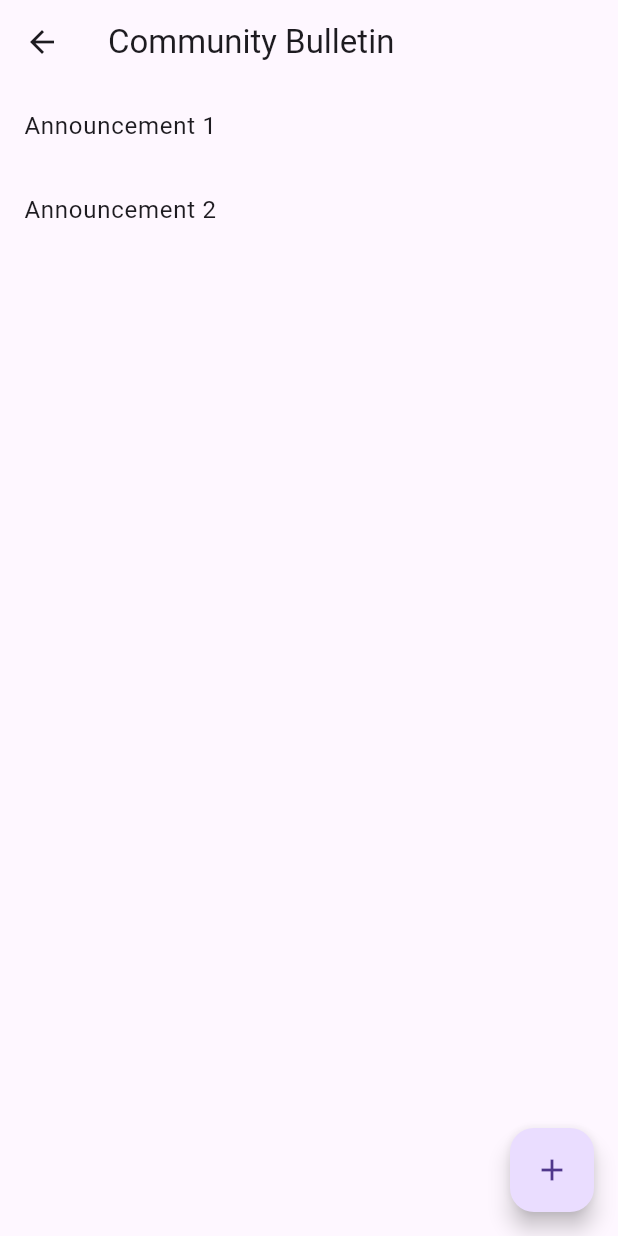
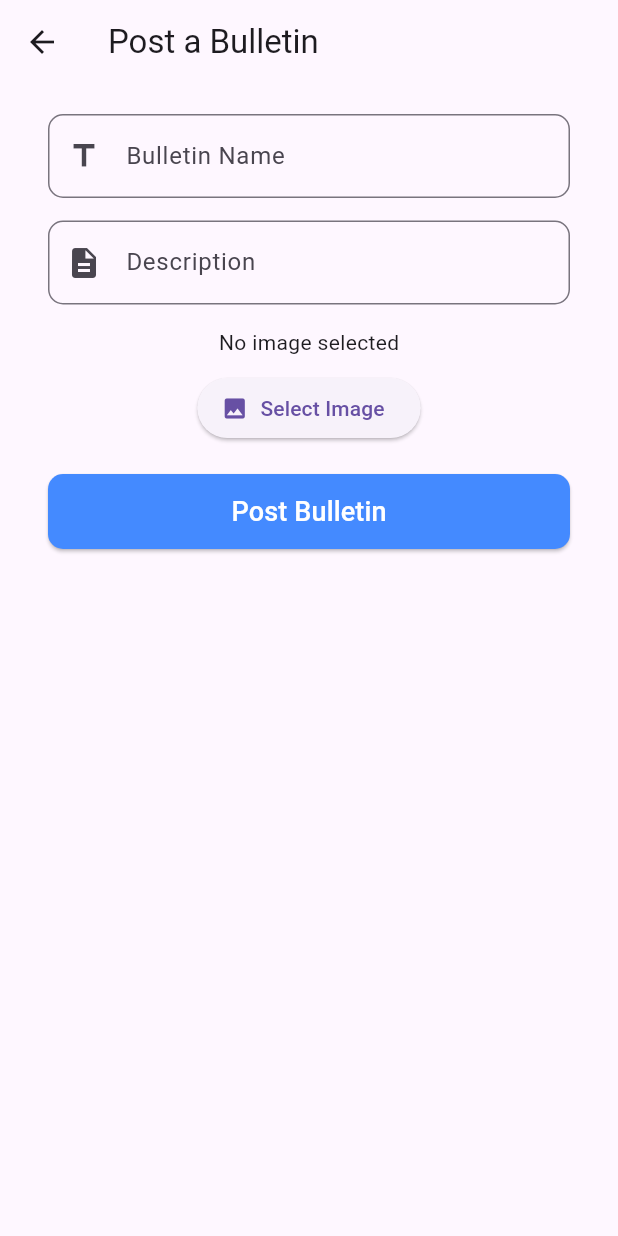
Before and after one commit to daniel-aregawi/mekelle_city_app, a Flutter app: the BulletinScreen screen opened by its route, after a tap on the "add" icon, on a phone screen of 412 x 824 dp. Run offline on Flutter 3.47's test engine with Material 3 defaults, Android fonts, the phone set to English and light mode, and no system bars; our stand-ins replace image_picker, shared_preferences; accounts and stored records are empty; network calls fail.

Commit message:
Fetch and post community bulletins

```diff
--- a/lib/screens/bulletin_screen.dart
+++ b/lib/screens/bulletin_screen.dart
@@ -1,24 +1,89 @@
 import 'package:flutter/material.dart';
+import 'package:http/http.dart' as http;
+import 'dart:convert';
+import 'post_bulletin_screen.dart';
 
-class BulletinScreen extends StatelessWidget {
+class BulletinScreen extends StatefulWidget {
+  @override
+  _BulletinScreenState createState() => _BulletinScreenState();
+}
+
+class _BulletinScreenState extends State<BulletinScreen> {
+  List bulletins = [];
+
+  @override
+  void initState() {
+    super.initState();
+    fetchBulletins();
+  }
+
+  Future<void> fetchBulletins() async {
+    final response = await http.get(
+      Uri.parse('http://localhost:3001/api/v1/communityBullet/'),
+      headers: {'Authorization': 'Bearer YOUR_TOKEN_HERE'},
+    );
+
+    if (response.statusCode == 200) {
+      setState(() {
+        bulletins = jsonDecode(response.body)['data'];
+      });
+    }
+  }
+
   @override
   Widget build(BuildContext context) {
     return Scaffold(
       appBar: AppBar(
-        title: Text('Community Bulletin'),
+        title: Text('Community Bulletin', style: TextStyle(fontSize: 20, fontWeight: FontWeight.bold)),
+        centerTitle: true,
       ),
-      body: ListView(
-        children: [
-          ListTile(title: Text('Announcement 1')),
-          ListTile(title: Text('Announcement 2')),
-          // Add more announcements dynamically
-        ],
-      ),
+      body: bulletins.isEmpty
+          ? Center(child: CircularProgressIndicator())
+          : Padding(
+              padding: const EdgeInsets.all(16.0),
+              child: ListView.builder(
+                itemCount: bulletins.length,
+                itemBuilder: (context, index) {
+                  return Card(
+                    elevation: 3,
+                    margin: EdgeInsets.only(bottom: 12),
+                    shape: RoundedRectangleBorder(borderRadius: BorderRadius.circular(10)),
+                    child: ListTile(
+                      contentPadding: EdgeInsets.all(12),
+                      leading: CircleAvatar(
+                        backgroundImage: bulletins[index]['picture'] != null
+                            ? NetworkImage(bulletins[index]['picture'])
+                            : AssetImage('assets/default_image.png') as ImageProvider,
+                        radius: 25,
+                      ),
+                      title: Text(
+                        bulletins[index]['name'],
+                        style: TextStyle(fontSize: 18, fontWeight: FontWeight.bold),
+                      ),
+                      subtitle: Text(
+                        bulletins[index]['description'],
+                        style: TextStyle(fontSize: 14, color: Colors.grey[700]),
+                        maxLines: 2,
+                        overflow: TextOverflow.ellipsis,
+                      ),
+                    ),
+                  );
+                },
+              ),
+            ),
       floatingActionButton: FloatingActionButton(
-        onPressed: () {
-          // Add functionality to post a new announcement
+        onPressed: () async {
+          final result = await Navigator.push(
+            context,
+            MaterialPageRoute(builder: (context) => PostBulletinScreen()),
+          );
+
+          if (result == 'posted') {
+            fetchBulletins();
+          }
         },
         child: Icon(Icons.add),
+        backgroundColor: Theme.of(context).primaryColor,
       ),
     );
   }
--- /dev/null
+++ b/lib/screens/post_bulletin_screen.dart
@@ -0,0 +1,127 @@
+import 'package:flutter/material.dart';
+import 'package:image_picker/image_picker.dart';
+import 'package:http/http.dart' as http;
+import 'dart:convert';
+import 'dart:io';
+
+class PostBulletinScreen extends StatefulWidget {
+  @override
+  _PostBulletinScreenState createState() => _PostBulletinScreenState();
+}
+
+class _PostBulletinScreenState extends State<PostBulletinScreen> {
+  final _formKey = GlobalKey<FormState>();
+  final _nameController = TextEditingController();
+  final _descriptionController = TextEditingController();
+  File? _image;
+
+  Future<void> _pickImage() async {
+    final pickedFile = await ImagePicker().pickImage(source: ImageSource.gallery);
+    if (pickedFile != null) {
+      setState(() {
+        _image = File(pickedFile.path);
+      });
+    }
+  }
+
+  Future<void> _postBulletin() async {
+    if (_formKey.currentState!.validate() && _image != null) {
+      var request = http.MultipartRequest(
+        'POST',
+        Uri.parse('http://localhost:3001/api/v1/communityBullet/'),
+      );
+      request.headers['Authorization'] = 'Bearer YOUR_BEARER_TOKEN';
+      request.fields['name'] = _nameController.text;
+      request.fields['description'] = _descriptionController.text;
+      request.files.add(await http.MultipartFile.fromPath('picture', _image!.path));
+
+      var response = await request.send();
+      if (response.statusCode == 201) {
+        ScaffoldMessenger.of(context).showSnackBar(
+          SnackBar(content: Text('Bulletin posted successfully!')),
+        );
+        Navigator.pop(context);
+      } else {
+        ScaffoldMessenger.of(context).showSnackBar(
+          SnackBar(content: Text('Failed to post bulletin.')),
+        );
+      }
+    } else {
+      ScaffoldMessenger.of(context).showSnackBar(
+        SnackBar(content: Text('Please fill all fields and select an image.')),
+      );
+    }
+  }
+
+  @override
+  Widget build(BuildContext context) {
+    return Scaffold(
+      appBar: AppBar(title: Text('Post a Bulletin')),
+      body: Padding(
+        padding: const EdgeInsets.symmetric(horizontal: 32.0, vertical: 20),
+        child: Column(
+          children: [
+            Form(
+              key: _formKey,
+              child: Column(
+                children: [
+                  TextFormField(
+                    controller: _nameController,
+                    decoration: InputDecoration(
+                      labelText: 'Bulletin Name',
+                      prefixIcon: Icon(Icons.title),
+                      border: OutlineInputBorder(
+                        borderRadius: BorderRadius.circular(10.0),
+                      ),
+                    ),
+                    validator: (value) => value!.isEmpty ? 'Enter bulletin name' : null,
+                  ),
+                  SizedBox(height: 15),
+                  TextFormField(
+                    controller: _descriptionController,
+                    decoration: InputDecoration(
+                      labelText: 'Description',
+                      prefixIcon: Icon(Icons.description),
+                      border: OutlineInputBorder(
+                        borderRadius: BorderRadius.circular(10.0),
+                      ),
+                    ),
+                    validator: (value) => value!.isEmpty ? 'Enter a description' : null,
+                  ),
+                  SizedBox(height: 15),
+                  _image == null
+                      ? Text('No image selected')
+                      : Image.file(_image!, height: 100),
+                  SizedBox(height: 10),
+                  ElevatedButton.icon(
+                    onPressed: _pickImage,
+                    icon: Icon(Icons.image),
+                    label: Text('Select Image'),
+                  ),
+                  SizedBox(height: 20),
+                  SizedBox(
+                    width: double.infinity,
+                    height: 50,
+                    child: ElevatedButton(
+                      onPressed: _postBulletin,
+                      style: ElevatedButton.styleFrom(
+                        backgroundColor: Colors.blueAccent,
+                        shape: RoundedRectangleBorder(
+                          borderRadius: BorderRadius.circular(10),
+                        ),
+                      ),
+                      child: Text(
+                        'Post Bulletin',
+                        style: TextStyle(fontSize: 18, color: Colors.white),
+                      ),
+                    ),
+                  ),
+                ],
+              ),
+            ),
+          ],
+        ),
+      ),
+    );
+  }
+}
--- a/pubspec.yaml
+++ b/pubspec.yaml
@@ -31,6 +31,7 @@ dependencies:
   # Url Launcher for opening emergency contacts
   url_launcher: ^6.1.0
   shared_preferences: ^2.5.1
+  image_picker: ^1.1.2
 
 dev_dependencies:
   flutter_test:
```
Also changed, not shown: pubspec.lock, 5 other files.
